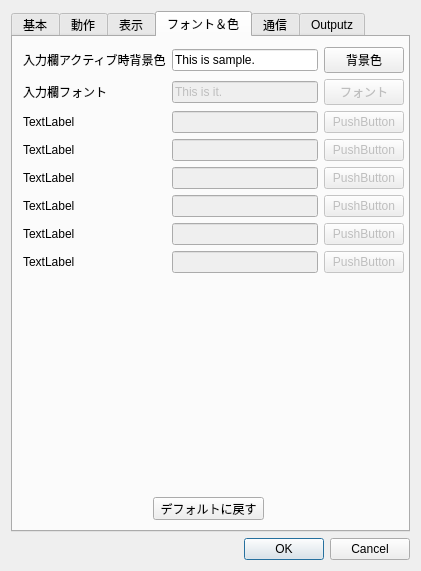
The window that settingdialog.ui (plus7/Qween) describes before a commit, drawn with Qt 5.
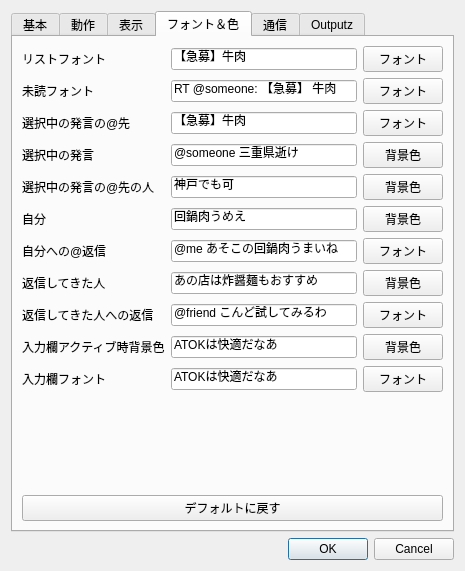
The same window after the commit. The open tabs and pages were chosen to show the change.

```diff
--- a/settingdialog.ui
+++ b/settingdialog.ui
@@ -6,7 +6,7 @@
    <rect>
     <x>0</x>
     <y>0</y>
-    <width>421</width>
+    <width>465</width>
     <height>571</height>
    </rect>
   </property>
@@ -443,230 +443,305 @@
       <attribute name="title">
        <string>フォント＆色</string>
       </attribute>
-      <widget class="QWidget" name="gridLayoutWidget">
-       <property name="geometry">
-        <rect>
-         <x>10</x>
-         <y>10</y>
-         <width>381</width>
-         <height>451</height>
-        </rect>
-       </property>
+      <layout class="QVBoxLayout" name="verticalLayout_5">
+       <item>
        <layout class="QGridLayout" name="gridLayout">
-        <item row="0" column="0">
-         <widget class="QLabel" name="label_10">
-          <property name="text">
-           <string>入力欄アクティブ時背景色</string>
-          </property>
-         </widget>
-        </item>
-        <item row="8" column="0">
-         <widget class="QLabel" name="label_12">
-          <property name="text">
-           <string/>
-          </property>
-         </widget>
-        </item>
-        <item row="2" column="0">
+         <item row="3" column="0">
          <widget class="QLabel" name="label_13">
           <property name="text">
-           <string>TextLabel</string>
+            <string>リストフォント</string>
           </property>
          </widget>
         </item>
-        <item row="2" column="1">
+         <item row="3" column="1">
          <widget class="QLineEdit" name="lineEdit_2">
           <property name="enabled">
-           <bool>false</bool>
+            <bool>true</bool>
+           </property>
+           <property name="text">
+            <string>【急募】牛肉</string>
           </property>
          </widget>
         </item>
-        <item row="3" column="0">
+         <item row="4" column="0">
          <widget class="QLabel" name="label_14">
           <property name="text">
-           <string>TextLabel</string>
-          </property>
-         </widget>
-        </item>
-        <item row="3" column="1">
-         <widget class="QLineEdit" name="lineEdit_7">
-          <property name="enabled">
-           <bool>false</bool>
+            <string>未読フォント</string>
           </property>
          </widget>
         </item>
         <item row="4" column="1">
+          <widget class="QLineEdit" name="lineEdit_7">
+           <property name="enabled">
+            <bool>true</bool>
+           </property>
+           <property name="text">
+            <string>RT @someone: 【急募】 牛肉</string>
+           </property>
+          </widget>
+         </item>
+         <item row="10" column="1">
          <widget class="QLineEdit" name="lineEdit_8">
           <property name="enabled">
-           <bool>false</bool>
+            <bool>true</bool>
+           </property>
+           <property name="text">
+            <string>回鍋肉うめえ</string>
           </property>
          </widget>
         </item>
-        <item row="5" column="1">
+         <item row="11" column="1">
          <widget class="QLineEdit" name="lineEdit_9">
           <property name="enabled">
-           <bool>false</bool>
+            <bool>true</bool>
+           </property>
+           <property name="text">
+            <string>@me あそこの回鍋肉うまいね</string>
           </property>
          </widget>
         </item>
-        <item row="6" column="1">
+         <item row="12" column="1">
          <widget class="QLineEdit" name="lineEdit_10">
           <property name="enabled">
-           <bool>false</bool>
+            <bool>true</bool>
+           </property>
+           <property name="text">
+            <string>あの店は炸醤麺もおすすめ</string>
           </property>
          </widget>
         </item>
-        <item row="7" column="1">
+         <item row="14" column="1">
          <widget class="QLineEdit" name="lineEdit_11">
           <property name="enabled">
-           <bool>false</bool>
-          </property>
-         </widget>
-        </item>
-        <item row="2" column="2">
-         <widget class="QPushButton" name="pushButton">
-          <property name="enabled">
-           <bool>false</bool>
+            <bool>true</bool>
           </property>
           <property name="text">
-           <string>PushButton</string>
+            <string>@friend こんど試してみるわ</string>
           </property>
          </widget>
         </item>
         <item row="3" column="2">
-         <widget class="QPushButton" name="pushButton_2">
+          <widget class="QPushButton" name="pushButton">
           <property name="enabled">
-           <bool>false</bool>
+            <bool>true</bool>
           </property>
           <property name="text">
-           <string>PushButton</string>
+            <string>フォント</string>
           </property>
          </widget>
         </item>
         <item row="4" column="2">
+          <widget class="QPushButton" name="pushButton_2">
+           <property name="enabled">
+            <bool>true</bool>
+           </property>
+           <property name="text">
+            <string>フォント</string>
+           </property>
+          </widget>
+         </item>
+         <item row="10" column="2">
          <widget class="QPushButton" name="pushButton_4">
           <property name="enabled">
-           <bool>false</bool>
+            <bool>true</bool>
           </property>
           <property name="text">
-           <string>PushButton</string>
+            <string>背景色</string>
           </property>
          </widget>
         </item>
-        <item row="5" column="2">
+         <item row="11" column="2">
          <widget class="QPushButton" name="pushButton_5">
           <property name="enabled">
-           <bool>false</bool>
+            <bool>true</bool>
           </property>
           <property name="text">
-           <string>PushButton</string>
+            <string>フォント</string>
           </property>
          </widget>
         </item>
-        <item row="6" column="2">
+         <item row="12" column="2">
          <widget class="QPushButton" name="pushButton_6">
           <property name="enabled">
-           <bool>false</bool>
+            <bool>true</bool>
           </property>
           <property name="text">
-           <string>PushButton</string>
+            <string>背景色</string>
           </property>
          </widget>
         </item>
-        <item row="7" column="2">
+         <item row="14" column="2">
          <widget class="QPushButton" name="pushButton_7">
           <property name="enabled">
-           <bool>false</bool>
+            <bool>true</bool>
           </property>
           <property name="text">
-           <string>PushButton</string>
+            <string>フォント</string>
           </property>
          </widget>
         </item>
-        <item row="4" column="0">
+         <item row="10" column="0">
          <widget class="QLabel" name="label_15">
           <property name="text">
-           <string>TextLabel</string>
+            <string>自分</string>
           </property>
          </widget>
         </item>
-        <item row="5" column="0">
+         <item row="11" column="0">
          <widget class="QLabel" name="label_16">
           <property name="text">
-           <string>TextLabel</string>
+            <string>自分への@返信</string>
           </property>
          </widget>
         </item>
-        <item row="6" column="0">
+         <item row="12" column="0">
          <widget class="QLabel" name="label_17">
           <property name="text">
-           <string>TextLabel</string>
+            <string>返信してきた人</string>
           </property>
          </widget>
         </item>
-        <item row="7" column="0">
+         <item row="14" column="0">
          <widget class="QLabel" name="label_18">
           <property name="text">
-           <string>TextLabel</string>
+            <string>返信してきた人への返信</string>
           </property>
          </widget>
         </item>
-        <item row="1" column="2">
-         <widget class="QPushButton" name="btnInputFont">
-          <property name="enabled">
-           <bool>false</bool>
-          </property>
+         <item row="8" column="0">
+          <widget class="QLabel" name="label_24">
+           <property name="text">
+            <string>選択中の発言の@先の人</string>
+           </property>
+          </widget>
+         </item>
+         <item row="8" column="1">
+          <widget class="QLineEdit" name="lineEdit_4">
+           <property name="text">
+            <string>神戸でも可</string>
+           </property>
+          </widget>
+         </item>
+         <item row="8" column="2">
+          <widget class="QPushButton" name="pushButton_8">
+           <property name="text">
+            <string>背景色</string>
+           </property>
+          </widget>
+         </item>
+         <item row="6" column="0">
+          <widget class="QLabel" name="label_25">
+           <property name="text">
+            <string>選択中の発言</string>
+           </property>
+          </widget>
+         </item>
+         <item row="6" column="1">
+          <widget class="QLineEdit" name="lineEdit_14">
+           <property name="text">
+            <string>@someone 三重県逝け</string>
+           </property>
+          </widget>
+         </item>
+         <item row="6" column="2">
+          <widget class="QPushButton" name="pushButton_9">
+           <property name="text">
+            <string>背景色</string>
+           </property>
+          </widget>
+         </item>
+         <item row="5" column="0">
+          <widget class="QLabel" name="label_23">
+           <property name="text">
+            <string>選択中の発言の@先</string>
+           </property>
+          </widget>
+         </item>
+         <item row="5" column="1">
+          <widget class="QLineEdit" name="lineEdit_3">
+           <property name="text">
+            <string>【急募】牛肉</string>
+           </property>
+          </widget>
+         </item>
+         <item row="5" column="2">
+          <widget class="QPushButton" name="pushButton_3">
           <property name="text">
            <string>フォント</string>
           </property>
          </widget>
         </item>
-        <item row="1" column="1">
-         <widget class="QLineEdit" name="edtInputFontSample">
-          <property name="enabled">
-           <bool>false</bool>
-          </property>
+         <item row="17" column="0">
+          <widget class="QLabel" name="label_10">
           <property name="text">
-           <string>This is it.</string>
+            <string>入力欄アクティブ時背景色</string>
           </property>
          </widget>
         </item>
-        <item row="1" column="0">
-         <widget class="QLabel" name="label_11">
-          <property name="text">
-           <string>入力欄フォント</string>
-          </property>
-         </widget>
-        </item>
-        <item row="0" column="1">
+         <item row="17" column="1">
          <widget class="QLineEdit" name="edtInputBgColorSample">
           <property name="text">
-           <string>This is sample.</string>
+            <string>ATOKは快適だなあ</string>
           </property>
          </widget>
         </item>
-        <item row="0" column="2">
+         <item row="17" column="2">
          <widget class="QPushButton" name="btnInputBgColor">
           <property name="text">
            <string>背景色</string>
           </property>
          </widget>
         </item>
-       </layout>
-      </widget>
+         <item row="18" column="0">
+          <widget class="QLabel" name="label_11">
+           <property name="text">
+            <string>入力欄フォント</string>
+           </property>
+          </widget>
+         </item>
+         <item row="18" column="1">
+          <widget class="QLineEdit" name="edtInputFontSample">
+           <property name="enabled">
+            <bool>true</bool>
+           </property>
+           <property name="text">
+            <string>ATOKは快適だなあ</string>
+           </property>
+          </widget>
+         </item>
+         <item row="18" column="2">
+          <widget class="QPushButton" name="btnInputFont">
+           <property name="enabled">
+            <bool>true</bool>
+           </property>
+           <property name="text">
+            <string>フォント</string>
+           </property>
+          </widget>
+         </item>
+         <item row="19" column="0">
+          <spacer name="verticalSpacer_2">
+           <property name="orientation">
+            <enum>Qt::Vertical</enum>
+           </property>
+           <property name="sizeHint" stdset="0">
+            <size>
+             <width>20</width>
+             <height>40</height>
+            </size>
+           </property>
+          </spacer>
+         </item>
+        </layout>
+       </item>
+       <item>
       <widget class="QPushButton" name="btnResetToDefault">
-       <property name="geometry">
-        <rect>
-         <x>140</x>
-         <y>460</y>
-         <width>111</width>
-         <height>23</height>
-        </rect>
-       </property>
        <property name="text">
         <string>デフォルトに戻す</string>
        </property>
       </widget>
+       </item>
+      </layout>
      </widget>
      <widget class="QWidget" name="tab_5">
       <attribute name="title">
```
Left out of the diff: 2 changed lines with no effect on the pictures. Lines whose indentation alone changed are shown as unchanged.
